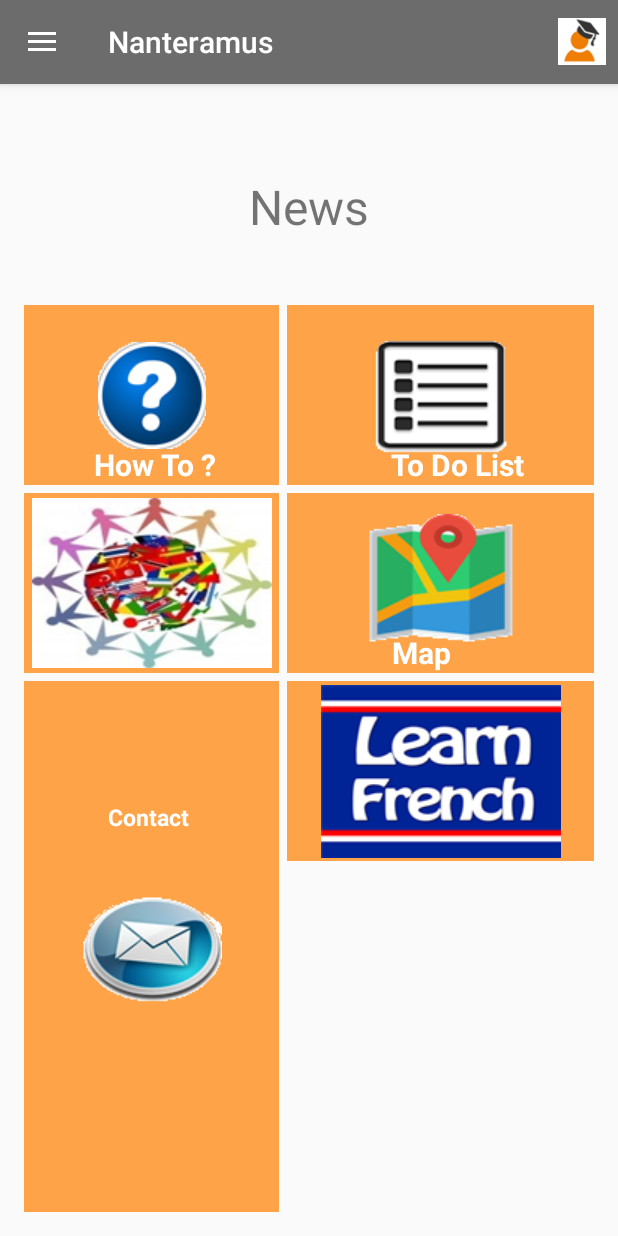
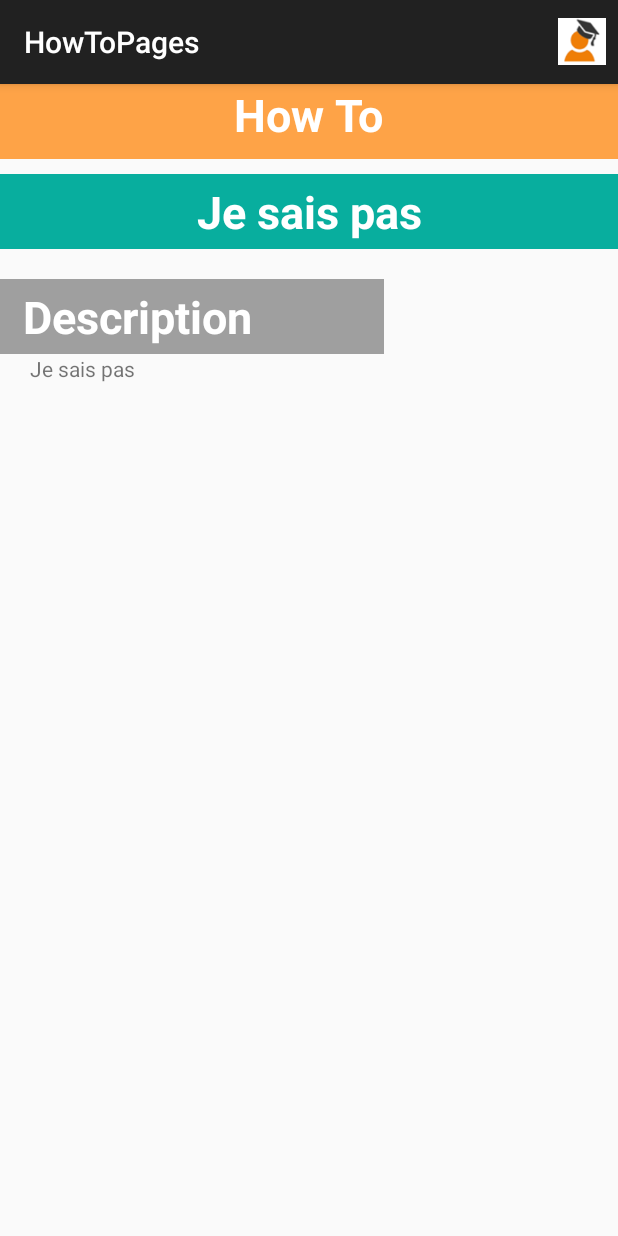
Before and after one commit to Miage-Paris-Ouest/m1c20152016-mobonline, an Android app: the HowTo screen opened directly, with no data from a screen before it, after a tap on "Je sais pas", on a phone screen of 412 x 824 dp. Run offline under Robolectric (Android 15) with nearby library versions, the light colour scheme and no system bars; 2 other taps on this screen came first.

Commit message:
APP: ajout du xml HowToPages, de la Classe HowToPages permetant la récupération et le set des informations d'un lien du HowTo, modification et adaptation de l expandableListAdapter

```diff
--- a/app/src/main/AndroidManifest.xml
+++ b/app/src/main/AndroidManifest.xml
@@ -31,6 +31,10 @@
             android:label="HowTo"
             android:theme="@style/AppTheme" />
         <activity
+            android:name=".HowToPages"
+            android:label="HowToPages"
+            android:theme="@style/AppTheme" />
+        <activity
             android:name=".Culture"
             android:label="@string/title_activity_culture"
             android:theme="@style/AppTheme" />
--- a/app/src/main/java/fr/p10/miage/m1/myapplication/ExpandableList/ExpandableListAdapter.java
+++ b/app/src/main/java/fr/p10/miage/m1/myapplication/ExpandableList/ExpandableListAdapter.java
@@ -15,6 +15,7 @@ import java.util.List;
 
 // TESTING CLICKABLE TEXTVIEW
 import fr.p10.miage.m1.myapplication.Accueil;
+import fr.p10.miage.m1.myapplication.HowToPages;
 import fr.p10.miage.m1.myapplication.R;
 
 public class ExpandableListAdapter extends RecyclerView.Adapter<RecyclerView.ViewHolder>{
@@ -42,7 +43,7 @@ public class ExpandableListAdapter extends RecyclerView.Adapter<RecyclerView.Vie
                 return header;
             case CHILD:
 
-                TextView itemTextView = new TextView(context);
+                final TextView itemTextView = new TextView(context);
 
                 // TESTING CLICABLE TEXTVIEW
                 itemTextView.setOnClickListener(new View.OnClickListener() {
@@ -50,10 +51,10 @@ public class ExpandableListAdapter extends RecyclerView.Adapter<RecyclerView.Vie
                     @Override
                     public void onClick(View v) {
                         Context context = parent.getContext();
-                        Intent intent = new Intent(context,Accueil.class)
+                        Intent intent = new Intent(context,HowToPages.class)
                                 .setFlags(Intent.FLAG_ACTIVITY_NEW_TASK);
+                        intent.putExtra("title_how_to",itemTextView.getText());
                         context.startActivity(intent);
-
                     }
                 });
 
--- a/app/src/main/java/fr/p10/miage/m1/myapplication/HowTo.java
+++ b/app/src/main/java/fr/p10/miage/m1/myapplication/HowTo.java
@@ -7,6 +7,7 @@ import android.support.v7.widget.LinearLayoutManager;
 import android.support.v7.widget.RecyclerView;
 import android.view.Menu;
 import android.view.MenuItem;
+import android.widget.TextView;
 
 import java.util.ArrayList;
 import java.util.List;
@@ -20,6 +21,9 @@ public class HowTo extends AppCompatActivity {
     protected void onCreate(Bundle savedInstanceState) {
         super.onCreate(savedInstanceState);
         setContentView(R.layout.activity_how_to);
+
+        TextView title = (TextView) findViewById(R.id.TextView_list_header);
+        title.setText("How To ?");
 
         recyclerview = (RecyclerView) findViewById(R.id.recyclerview);
         recyclerview.setLayoutManager(new LinearLayoutManager(this, LinearLayoutManager.VERTICAL, false));
@@ -47,25 +51,6 @@ public class HowTo extends AppCompatActivity {
         */
 
         recyclerview.setAdapter(new ExpandableListAdapter(data));
-
-
-
-
-
-
-
-
-
-
-
-
-
-
-
-
-
-
-
     }
 
     @Override
@@ -90,5 +75,4 @@ public class HowTo extends AppCompatActivity {
 
         return super.onOptionsItemSelected(item);
     }
-
 }
--- /dev/null
+++ b/app/src/main/java/fr/p10/miage/m1/myapplication/HowToPages.java
@@ -0,0 +1,72 @@
+package fr.p10.miage.m1.myapplication;
+
+import android.content.Intent;
+import android.os.Bundle;
+import android.support.v7.app.AppCompatActivity;
+import android.view.Menu;
+import android.view.MenuItem;
+import android.widget.TextView;
+
+/**
+ * Created by CrazyTulips on 18/02/2016.
+ */
+public class HowToPages extends AppCompatActivity {
+
+    @Override
+    protected void onCreate(Bundle savedInstanceState) {
+        super.onCreate(savedInstanceState);
+
+        String title ="";
+        String content_description = "";
+
+        Bundle extras = getIntent().getExtras();
+
+        // On récupères les valeurs envoyés en paramètres à notre activité
+        if (extras != null) {
+
+            //---------Récupère informations------------
+             title = extras.getString("title_how_to");
+
+        }
+        // On récupère notre layout
+        setContentView(R.layout.activity_how_to_pages);
+
+        // On set notre titre
+        TextView textView_title = (TextView) findViewById(R.id.textView_how_to_pages_title);
+        textView_title.setText(title);
+
+
+        // On récupère les information de la base de données
+
+        content_description = " Test contenu de la description";
+
+        // On set les information de la description de notre How To
+        TextView textView_description = (TextView) findViewById(R.id.textView_how_to_pages_contentDescription);
+        textView_description.setText(title);
+
+    }
+
+    @Override
+    public boolean onCreateOptionsMenu(Menu menu) {
+        // Inflate the menu; this adds items to the action bar if it is present.
+        getMenuInflater().inflate(R.menu.menu_main, menu);
+        return true;
+    }
+
+    @Override
+    public boolean onOptionsItemSelected(MenuItem item) {
+        // Handle action bar item clicks here. The action bar will
+        // automatically handle clicks on the Home/Up button, so long
+        // as you specify a parent activity in AndroidManifest.xml.
+        int id = item.getItemId();
+
+        //noinspection SimplifiableIfStatement
+        if (id == R.id.action_profile) {
+            Intent intent = new Intent(this, Settings.class);
+            startActivity(intent);
+        }
+
+        return super.onOptionsItemSelected(item);
+    }
+
+}
--- /dev/null
+++ b/app/src/main/res/layout/activity_how_to_pages.xml
@@ -0,0 +1,90 @@
+<RelativeLayout xmlns:android="http://schemas.android.com/apk/res/android"
+    xmlns:tools="http://schemas.android.com/tools" android:layout_width="match_parent"
+    android:layout_height="match_parent"
+    android:paddingBottom="16dp" tools:context=".MainActivity">
+
+    <ImageView
+        android:layout_width="500dp"
+        android:layout_height="50dp"
+        android:id="@+id/imageView_how_to_pages"
+        android:background="#FEA347" />
+
+    <TextView
+        android:text="How To"
+        android:layout_width="wrap_content"
+        android:layout_height="wrap_content"
+        android:id="@+id/textView_how_to_pages"
+        android:textStyle="bold"
+        android:textColor="#ffffff"
+        android:textSize="30dp"
+        android:layout_alignBottom="@+id/imageView2"
+        android:layout_centerHorizontal="true"
+        android:layout_alignParentTop="true"
+        android:gravity="center_vertical" />
+
+    <ImageView
+        android:layout_width="500dp"
+        android:layout_height="50dp"
+        android:id="@+id/imageView_how_to_pages_title"
+        android:background="#08AE9E"
+        android:layout_alignParentLeft="true"
+        android:layout_alignParentStart="true"
+        android:layout_marginTop="60dp"
+        android:layout_alignStart="@id/imageView_how_to_pages" />
+
+    <TextView
+        android:layout_width="wrap_content"
+        android:layout_height="wrap_content"
+        android:id="@+id/textView_how_to_pages_title"
+        android:textStyle="bold"
+        android:textColor="#ffffff"
+        android:textSize="30dp"
+        android:gravity="center_vertical|center_horizontal"
+        android:layout_alignParentRight="true"
+        android:layout_alignParentEnd="true"
+        android:layout_alignTop="@+id/imageView_how_to_pages_title"
+        android:layout_alignBottom="@+id/imageView_how_to_pages_title"
+        android:layout_alignParentLeft="true"
+        android:layout_alignParentStart="true"
+        android:autoText="false" />
+
+    <ImageView
+        android:layout_width="500dp"
+        android:layout_height="50dp"
+        android:id="@+id/imageView_how_to_pages_description"
+        android:background="#9f9f9f"
+        android:layout_marginTop="80dp"
+        android:layout_below="@+id/imageView_how_to_pages"
+        android:layout_alignRight="@+id/textView_how_to_pages"
+        android:layout_alignEnd="@+id/textView_how_to_pages" />
+
+    <TextView
+        android:text="Description"
+        android:layout_width="wrap_content"
+        android:layout_height="wrap_content"
+        android:id="@+id/textView_how_to_pages_description"
+        android:textStyle="bold"
+        android:textColor="#ffffff"
+        android:textSize="30dp"
+        android:gravity="center_vertical"
+        android:layout_alignRight="@+id/textView_how_to_pages"
+        android:layout_alignEnd="@+id/textView_how_to_pages"
+        android:layout_alignTop="@+id/imageView_how_to_pages_description"
+        android:layout_alignParentLeft="true"
+        android:layout_alignParentStart="true"
+        android:layout_marginLeft="15dp"
+        android:layout_alignBottom="@+id/imageView_how_to_pages_description" />
+
+    <TextView
+        android:layout_width="wrap_content"
+        android:layout_height="wrap_content"
+        android:text="New Text"
+        android:id="@+id/textView_how_to_pages_contentDescription"
+        android:layout_alignParentStart="true"
+        android:layout_below="@+id/imageView_how_to_pages_description"
+        android:layout_alignParentRight="true"
+        android:layout_alignParentEnd="true"
+        android:layout_marginLeft="20dp"
+        android:layout_marginRight="20dp" />
+
+</RelativeLayout>
--- a/app/src/main/res/values/users_login.xml
+++ b/app/src/main/res/values/users_login.xml
@@ -4,6 +4,6 @@
     <string name="florian_mdp">flo123</string>
     <string name="bruno_user">bru</string>
     <string name="bruno_mdp">bruno123</string>
-    <string name="adrien_user">adri</string>
-    <string name="adrien_mdp">adrien123</string>
+    <string name="adrien_user">a</string>
+    <string name="adrien_mdp">a</string>
 </resources>
```
Also changed, not shown: app/src/main/res/layout/activity_how_to.xml (+32 -10 lines).
